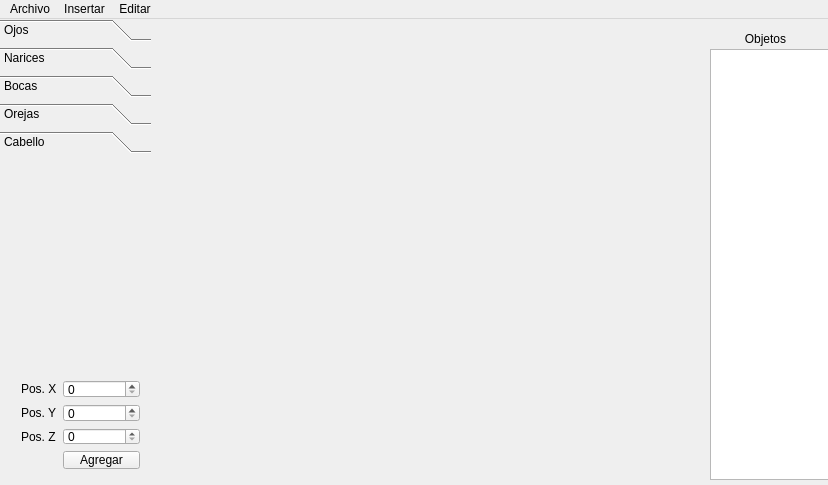
First picture: the form in mainwindow.ui, repository jcespinoza/ExamenLab1, before the edit.
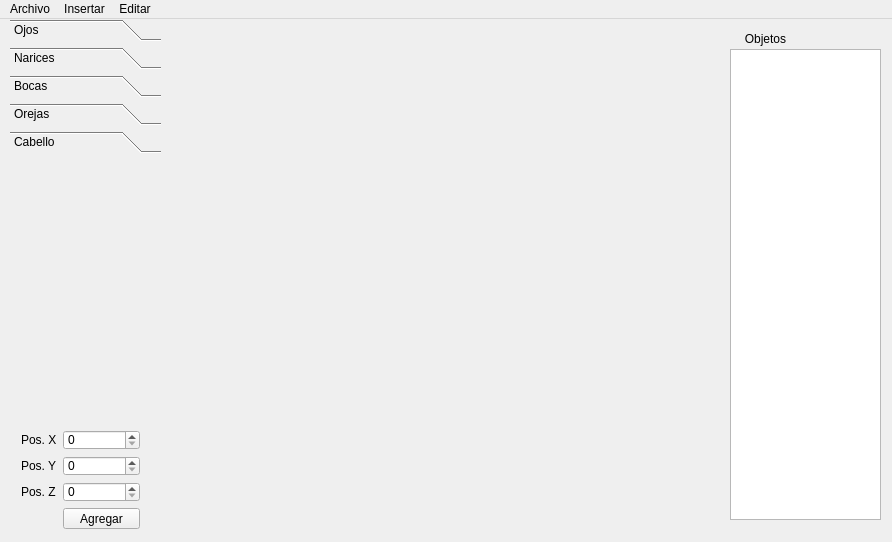
Second picture: the form after the edit. The open tabs and pages were chosen to show the change. Icons and pictures are not drawn.

Commit message: Mods to Imagen and MainWindow design

The edit to the form file:
```diff
--- a/mainwindow.ui
+++ b/mainwindow.ui
@@ -6,8 +6,8 @@
    <rect>
     <x>0</x>
     <y>0</y>
-    <width>828</width>
-    <height>485</height>
+    <width>892</width>
+    <height>542</height>
    </rect>
   </property>
   <property name="windowTitle">
@@ -21,10 +21,10 @@
    <widget class="QToolBox" name="toolBox">
     <property name="geometry">
      <rect>
-      <x>0</x>
+      <x>10</x>
       <y>0</y>
       <width>151</width>
-      <height>341</height>
+      <height>391</height>
      </rect>
     </property>
     <property name="toolTip">
@@ -70,6 +70,14 @@
      </attribute>
     </widget>
     <widget class="QWidget" name="pgHair">
+     <property name="geometry">
+      <rect>
+       <x>0</x>
+       <y>0</y>
+       <width>151</width>
+       <height>256</height>
+      </rect>
+     </property>
      <attribute name="label">
       <string>Cabello</string>
      </attribute>
@@ -79,9 +87,9 @@
     <property name="geometry">
      <rect>
       <x>10</x>
-      <y>350</y>
+      <y>400</y>
       <width>141</width>
-      <height>111</height>
+      <height>121</height>
      </rect>
     </property>
     <layout class="QFormLayout" name="formLayout">
@@ -107,13 +115,25 @@
       </widget>
      </item>
      <item row="0" column="1">
-      <widget class="QSpinBox" name="spPosx"/>
+      <widget class="QSpinBox" name="spPosx">
+       <property name="maximum">
+        <number>600</number>
+       </property>
+      </widget>
      </item>
      <item row="1" column="1">
-      <widget class="QSpinBox" name="spPosy"/>
+      <widget class="QSpinBox" name="spPosy">
+       <property name="maximum">
+        <number>600</number>
+       </property>
+      </widget>
      </item>
      <item row="2" column="1">
-      <widget class="QSpinBox" name="soPosz"/>
+      <widget class="QSpinBox" name="soPosz">
+       <property name="maximum">
+        <number>10</number>
+       </property>
+      </widget>
      </item>
      <item row="3" column="1">
       <widget class="QPushButton" name="pbAdd">
@@ -127,10 +147,10 @@
    <widget class="QWidget" name="gridLayoutWidget">
     <property name="geometry">
      <rect>
-      <x>160</x>
-      <y>0</y>
-      <width>541</width>
-      <height>461</height>
+      <x>170</x>
+      <y>20</y>
+      <width>551</width>
+      <height>491</height>
      </rect>
     </property>
     <layout class="QGridLayout" name="grid"/>
@@ -138,10 +158,10 @@
    <widget class="QListWidget" name="lwObjects">
     <property name="geometry">
      <rect>
-      <x>710</x>
+      <x>730</x>
       <y>30</y>
-      <width>121</width>
-      <height>431</height>
+      <width>151</width>
+      <height>471</height>
      </rect>
     </property>
    </widget>
@@ -167,7 +187,7 @@
     <rect>
      <x>0</x>
      <y>0</y>
-     <width>828</width>
+     <width>892</width>
      <height>21</height>
     </rect>
    </property>
```
Left out of the diff: 22 changed lines with no effect on the pictures. The commit also changes 5 other files.
